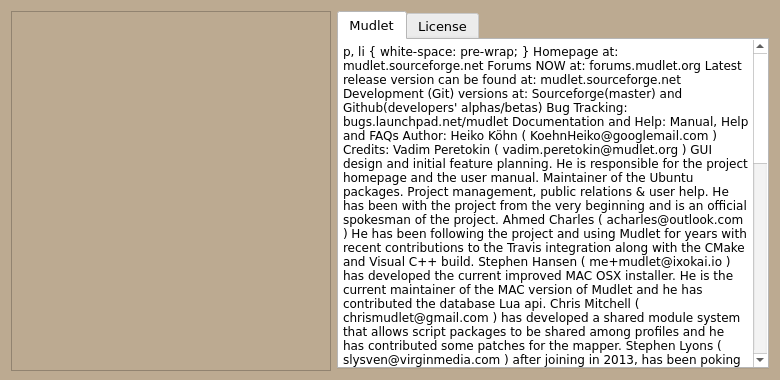
This is src/ui/about_dialog.ui in Mudlet/Mudlet as Qt 5 draws it before an edit. The edited form follows.
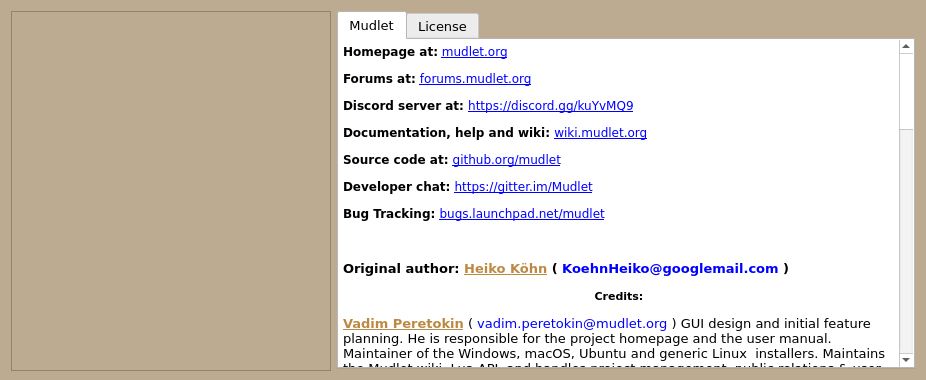
This is the edited form. The open tabs and pages were chosen to show the change. Icons and pictures are not drawn.

Commit message:
(development) Updated general about info & credits (#387)
* Updated credits in the About dialog.

Also taken Heiko off the copyright until 2017, which he has been the original author he hasn't been involved with the project for several years now.

```diff
--- a/src/ui/about_dialog.ui
+++ b/src/ui/about_dialog.ui
@@ -12,7 +12,7 @@
    <rect>
     <x>0</x>
     <y>0</y>
-    <width>780</width>
+    <width>926</width>
     <height>380</height>
    </rect>
   </property>
@@ -28,12 +28,6 @@
     <height>380</height>
    </size>
   </property>
-  <property name="maximumSize">
-   <size>
-    <width>800</width>
-    <height>380</height>
-   </size>
-  </property>
   <property name="palette">
    <palette>
     <active>
@@ -717,38 +711,39 @@
 &lt;table border=&quot;0&quot; style=&quot;-qt-table-type: root; margin-top:4px; margin-bottom:4px; margin-left:4px; margin-right:4px;&quot;&gt;
 &lt;tr&gt;
 &lt;td style=&quot;border: none;&quot;&gt;
-&lt;p style=&quot; margin-top:0px; margin-bottom:0px; margin-left:0px; margin-right:0px; -qt-block-indent:0; text-indent:0px;&quot;&gt;&lt;span style=&quot; font-family:'Sans Serif';&quot;&gt; &lt;/span&gt;&lt;/p&gt;
-&lt;p style=&quot; margin-top:0px; margin-bottom:0px; margin-left:0px; margin-right:0px; -qt-block-indent:0; text-indent:0px;&quot;&gt;&lt;span style=&quot; font-family:'Sans Serif';&quot;&gt; &lt;/span&gt;&lt;/p&gt;
-&lt;p style=&quot; margin-top:12px; margin-bottom:12px; margin-left:0px; margin-right:0px; -qt-block-indent:0; text-indent:0px;&quot;&gt;&lt;span style=&quot; font-weight:600; color:#000000;&quot;&gt;Homepage at: &lt;/span&gt;&lt;a href=&quot;http://mudlet.sourceforge.net&quot;&gt;&lt;span style=&quot; font-family:'Sans Serif'; text-decoration: underline; color:#0000ff;&quot;&gt;mudlet.sourceforge.net&lt;/span&gt;&lt;/a&gt;&lt;/p&gt;
-&lt;p style=&quot; margin-top:12px; margin-bottom:12px; margin-left:0px; margin-right:0px; -qt-block-indent:0; text-indent:0px;&quot;&gt;&lt;span style=&quot; font-family:'Sans Serif'; font-weight:600;&quot;&gt;Forums &lt;/span&gt;&lt;span style=&quot; font-family:'Sans Serif'; font-weight:600; font-style:italic; color:#ff0000;&quot;&gt;NOW&lt;/span&gt;&lt;span style=&quot; font-family:'Sans Serif'; font-weight:600;&quot;&gt; at: &lt;/span&gt;&lt;a href=&quot;http://forums.mudlet.org&quot;&gt;&lt;span style=&quot; font-family:'Sans Serif'; text-decoration: underline; color:#0000ff;&quot;&gt;forums.mudlet.org&lt;/span&gt;&lt;/a&gt;&lt;/p&gt;
-&lt;p style=&quot; margin-top:12px; margin-bottom:12px; margin-left:0px; margin-right:0px; -qt-block-indent:0; text-indent:0px;&quot;&gt;&lt;span style=&quot; font-weight:600; color:#000000;&quot;&gt;Latest release version can be found at: &lt;/span&gt;&lt;a href=&quot;http://sourceforge.net/projects/mudlet/files/?source=navbar&quot;&gt;&lt;span style=&quot; font-family:'Sans Serif'; text-decoration: underline; color:#0000ff;&quot;&gt;mudlet.sourceforge.net&lt;/span&gt;&lt;/a&gt;&lt;/p&gt;
-&lt;p style=&quot; margin-top:12px; margin-bottom:12px; margin-left:0px; margin-right:0px; -qt-block-indent:0; text-indent:0px;&quot;&gt;&lt;span style=&quot; font-family:'Sans Serif'; font-weight:600;&quot;&gt;Development (Git) versions at: &lt;/span&gt;&lt;a href=&quot;http://sourceforge.net/p/mudlet/code/ci/master/tree/&quot;&gt;&lt;span style=&quot; font-family:'Sans Serif'; text-decoration: underline; color:#0000ff;&quot;&gt;Sourceforge(master)&lt;/span&gt;&lt;/a&gt;&lt;span style=&quot; font-family:'Sans Serif';&quot;&gt; and &lt;/span&gt;&lt;a href=&quot;http://github.com/Mudlet&quot;&gt;&lt;span style=&quot; font-family:'Sans Serif'; text-decoration: underline; color:#0000ff;&quot;&gt;Github(developers' alphas/betas)&lt;/span&gt;&lt;/a&gt;&lt;/p&gt;
+&lt;p style=&quot; margin-top:0px; margin-bottom:0px; margin-left:0px; margin-right:0px; -qt-block-indent:0; text-indent:0px;&quot;&gt;&lt;span style=&quot; font-weight:600; color:#000000;&quot;&gt;Homepage at:&lt;/span&gt;&lt;span style=&quot; color:#000000;&quot;&gt; &lt;/span&gt;&lt;a href=&quot;http://mudlet.org&quot;&gt;&lt;span style=&quot; text-decoration: underline; color:#0000ff;&quot;&gt;mudlet.org&lt;/span&gt;&lt;/a&gt;&lt;/p&gt;
+&lt;p style=&quot; margin-top:12px; margin-bottom:12px; margin-left:0px; margin-right:0px; -qt-block-indent:0; text-indent:0px;&quot;&gt;&lt;span style=&quot; font-family:'Sans Serif'; font-weight:600;&quot;&gt;Forums at: &lt;/span&gt;&lt;a href=&quot;http://forums.mudlet.org&quot;&gt;&lt;span style=&quot; font-family:'Sans Serif'; text-decoration: underline; color:#0000ff;&quot;&gt;forums.mudlet.org&lt;/span&gt;&lt;/a&gt;&lt;/p&gt;
+&lt;p style=&quot; margin-top:12px; margin-bottom:12px; margin-left:0px; margin-right:0px; -qt-block-indent:0; text-indent:0px;&quot;&gt;&lt;span style=&quot; font-weight:600; color:#000000;&quot;&gt;Discord server at: &lt;/span&gt;&lt;a href=&quot;https://discord.gg/kuYvMQ9&quot;&gt;&lt;span style=&quot; text-decoration: underline; color:#0000ff;&quot;&gt;https://discord.gg/kuYvMQ9&lt;/span&gt;&lt;/a&gt;&lt;/p&gt;
+&lt;p style=&quot; margin-top:12px; margin-bottom:12px; margin-left:0px; margin-right:0px; -qt-block-indent:0; text-indent:0px;&quot;&gt;&lt;span style=&quot; font-family:'Sans Serif'; font-weight:600;&quot;&gt;Documentation, help and wiki: &lt;/span&gt;&lt;a href=&quot;http://wiki.mudlet.org&quot;&gt;&lt;span style=&quot; text-decoration: underline; color:#0000ff;&quot;&gt;wiki.mudlet.org&lt;/span&gt;&lt;/a&gt;&lt;/p&gt;
+&lt;p style=&quot; margin-top:12px; margin-bottom:12px; margin-left:0px; margin-right:0px; -qt-block-indent:0; text-indent:0px;&quot;&gt;&lt;span style=&quot; font-family:'Sans Serif'; font-weight:600;&quot;&gt;Source code at: &lt;/span&gt;&lt;a href=&quot;http://github.com/Mudlet/Mudlet&quot;&gt;&lt;span style=&quot; text-decoration: underline; color:#0000ff;&quot;&gt;github.org/mudlet&lt;/span&gt;&lt;/a&gt;&lt;/p&gt;
+&lt;p style=&quot; margin-top:12px; margin-bottom:12px; margin-left:0px; margin-right:0px; -qt-block-indent:0; text-indent:0px;&quot;&gt;&lt;span style=&quot; font-family:'Sans Serif'; font-weight:600;&quot;&gt;Developer chat: &lt;/span&gt;&lt;a href=&quot;https://gitter.im/Mudlet/Mudlet/&quot;&gt;&lt;span style=&quot; text-decoration: underline; color:#0000ff;&quot;&gt;https://gitter.im/Mudlet&lt;/span&gt;&lt;/a&gt;&lt;/p&gt;
 &lt;p style=&quot; margin-top:12px; margin-bottom:12px; margin-left:0px; margin-right:0px; -qt-block-indent:0; text-indent:0px;&quot;&gt;&lt;span style=&quot; font-family:'Sans Serif'; font-weight:600;&quot;&gt;Bug Tracking: &lt;/span&gt;&lt;a href=&quot;http://bugs.launchpad.net/mudlet&quot;&gt;&lt;span style=&quot; font-family:'Sans Serif'; text-decoration: underline; color:#0000ff;&quot;&gt;bugs.launchpad.net/mudlet&lt;/span&gt;&lt;/a&gt;&lt;/p&gt;
-&lt;p style=&quot; margin-top:12px; margin-bottom:12px; margin-left:0px; margin-right:0px; -qt-block-indent:0; text-indent:0px;&quot;&gt;&lt;span style=&quot; font-family:'Sans Serif'; font-weight:600;&quot;&gt;Documentation and Help: &lt;/span&gt;&lt;a href=&quot;http://mudlet.sourceforge.net/wordpress/?page_id=40&quot;&gt;&lt;span style=&quot; font-family:'Sans Serif'; text-decoration: underline; color:#0000ff;&quot;&gt;Manual, Help and FAQs&lt;/span&gt;&lt;/a&gt;&lt;/p&gt;
-&lt;p style=&quot; margin-top:12px; margin-bottom:12px; margin-left:0px; margin-right:0px; -qt-block-indent:0; text-indent:0px;&quot;&gt;&lt;span style=&quot; font-family:'Sans Serif';&quot;&gt; &lt;/span&gt;&lt;/p&gt;
-&lt;p style=&quot; margin-top:12px; margin-bottom:12px; margin-left:0px; margin-right:0px; -qt-block-indent:0; text-indent:0px;&quot;&gt;&lt;span style=&quot; font-size:10pt; font-weight:600;&quot;&gt;Author: &lt;/span&gt;&lt;span style=&quot; font-size:10pt; font-weight:600; text-decoration: underline; color:#bc8942;&quot;&gt;Heiko Köhn&lt;/span&gt;&lt;span style=&quot; font-size:10pt; font-weight:600;&quot;&gt; ( &lt;/span&gt;&lt;span style=&quot; font-size:10pt; font-weight:600; color:#0000ff;&quot;&gt;KoehnHeiko@googlemail.com &lt;/span&gt;&lt;span style=&quot; font-size:10pt; font-weight:600;&quot;&gt;) &lt;/span&gt;&lt;/p&gt;
+&lt;p style=&quot;-qt-paragraph-type:empty; margin-top:12px; margin-bottom:12px; margin-left:0px; margin-right:0px; -qt-block-indent:0; text-indent:0px;&quot;&gt;&lt;br /&gt;&lt;/p&gt;
+&lt;p style=&quot; margin-top:12px; margin-bottom:12px; margin-left:0px; margin-right:0px; -qt-block-indent:0; text-indent:0px;&quot;&gt;&lt;span style=&quot; font-size:10pt; font-weight:600;&quot;&gt;Original author: &lt;/span&gt;&lt;span style=&quot; font-size:10pt; font-weight:600; text-decoration: underline; color:#bc8942;&quot;&gt;Heiko Köhn&lt;/span&gt;&lt;span style=&quot; font-size:10pt; font-weight:600;&quot;&gt; ( &lt;/span&gt;&lt;span style=&quot; font-size:10pt; font-weight:600; color:#0000ff;&quot;&gt;KoehnHeiko@googlemail.com &lt;/span&gt;&lt;span style=&quot; font-size:10pt; font-weight:600;&quot;&gt;) &lt;/span&gt;&lt;/p&gt;
 &lt;p align=&quot;center&quot; style=&quot; margin-top:12px; margin-bottom:12px; margin-left:0px; margin-right:0px; -qt-block-indent:0; text-indent:0px;&quot;&gt;&lt;span style=&quot; font-size:8pt; font-weight:600;&quot;&gt;Credits:&lt;/span&gt;&lt;/p&gt;
-&lt;p style=&quot; margin-top:12px; margin-bottom:12px; margin-left:0px; margin-right:0px; -qt-block-indent:0; text-indent:0px;&quot;&gt;&lt;span style=&quot; font-size:10pt; font-weight:600; text-decoration: underline; color:#bc8942;&quot;&gt;Vadim Peretokin&lt;/span&gt;&lt;span style=&quot; font-size:10pt; color:#000000;&quot;&gt; ( &lt;/span&gt;&lt;span style=&quot; font-size:10pt; color:#0000ff;&quot;&gt;vadim.peretokin@mudlet.org &lt;/span&gt;&lt;span style=&quot; font-size:10pt; color:#000000;&quot;&gt;) &lt;/span&gt;&lt;span style=&quot; font-family:'Sans Serif'; font-size:10pt;&quot;&gt;GUI design and initial feature planning. He is responsible for the project homepage and the user manual. Maintainer of the Ubuntu packages. Project management, public relations &amp;amp; user help. He has been with the project from the very beginning and is an official spokesman of the project.&lt;/span&gt;&lt;/p&gt;
-&lt;p style=&quot; margin-top:12px; margin-bottom:12px; margin-left:0px; margin-right:0px; -qt-block-indent:0; text-indent:0px;&quot;&gt;&lt;span style=&quot; font-size:10pt; font-weight:600; text-decoration: underline; color:#bc8942;&quot;&gt;Ahmed Charles&lt;/span&gt;&lt;span style=&quot; font-size:10pt; color:#000000;&quot;&gt; ( &lt;/span&gt;&lt;span style=&quot; font-size:10pt; color:#0000ff;&quot;&gt;acharles@outlook.com &lt;/span&gt;&lt;span style=&quot; font-size:10pt; color:#000000;&quot;&gt;) &lt;/span&gt;&lt;span style=&quot; font-family:'Sans Serif'; font-size:10pt;&quot;&gt;He has been following the project and using Mudlet for years with recent contributions to the Travis integration along with the CMake and Visual C++ build.&lt;/span&gt;&lt;/p&gt;
-&lt;p style=&quot; margin-top:12px; margin-bottom:12px; margin-left:0px; margin-right:0px; -qt-block-indent:0; text-indent:0px;&quot;&gt;&lt;span style=&quot; font-size:10pt; font-weight:600; text-decoration: underline; color:#bc8942;&quot;&gt;Stephen Hansen&lt;/span&gt;&lt;span style=&quot; font-size:10pt; color:#000000;&quot;&gt; ( &lt;/span&gt;&lt;span style=&quot; font-family:'Bitstream Vera Sans'; font-size:10pt; color:#5500ff;&quot;&gt;me+mudlet@ixokai.io&lt;/span&gt;&lt;span style=&quot; font-family:'Sans Serif'; font-size:10pt;&quot;&gt; ) has developed the current improved MAC OSX installer. He is the current maintainer of the MAC version of Mudlet and he has contributed the database Lua api.&lt;/span&gt;&lt;/p&gt;
-&lt;p style=&quot; margin-top:12px; margin-bottom:12px; margin-left:0px; margin-right:0px; -qt-block-indent:0; text-indent:0px;&quot;&gt;&lt;span style=&quot; font-size:10pt; font-weight:600; text-decoration: underline; color:#bc8942;&quot;&gt;Chris Mitchell&lt;/span&gt;&lt;span style=&quot; font-size:10pt; color:#000000;&quot;&gt; ( &lt;/span&gt;&lt;span style=&quot; font-size:10pt; color:#0000ff;&quot;&gt;chrismudlet@gmail.com &lt;/span&gt;&lt;span style=&quot; font-family:'Sans Serif'; font-size:10pt;&quot;&gt;) has developed a shared module system that allows script packages to be shared among profiles and he has contributed some patches for the mapper.&lt;/span&gt;&lt;/p&gt;
-&lt;p style=&quot; margin-top:12px; margin-bottom:12px; margin-left:0px; margin-right:0px; -qt-block-indent:0; text-indent:0px;&quot;&gt;&lt;span style=&quot; font-family:'Sans Serif'; font-size:8pt; font-weight:600; text-decoration: underline; color:#bc8942;&quot;&gt;Stephen Lyons&lt;/span&gt;&lt;span style=&quot; font-family:'Sans Serif'; font-size:8pt;&quot;&gt; ( &lt;/span&gt;&lt;span style=&quot; font-family:'Sans Serif'; font-size:8pt; color:#0000ff;&quot;&gt;slysven@virginmedia.com&lt;/span&gt;&lt;span style=&quot; font-family:'Sans Serif'; font-size:8pt;&quot;&gt; ) after joining in 2013, has been poking various bits of the C++ code and GUI with a pointy stick; subsequently trying to patch over some of the holes made/found.&lt;/span&gt;&lt;/p&gt;
-&lt;p style=&quot; margin-top:12px; margin-bottom:12px; margin-left:0px; margin-right:0px; -qt-block-indent:0; text-indent:0px;&quot;&gt;&lt;span style=&quot; font-size:8pt; font-weight:600; text-decoration: underline; color:#bc8942;&quot;&gt;Bruno Bigras&lt;/span&gt;&lt;span style=&quot; font-size:8pt; color:#000000;&quot;&gt; ( &lt;/span&gt;&lt;span style=&quot; font-size:8pt; color:#0000ff;&quot;&gt;bruno@burnbox.net&lt;/span&gt;&lt;span style=&quot; font-size:8pt; color:#000000;&quot;&gt; ) &lt;/span&gt;&lt;span style=&quot; font-family:'Sans Serif'; font-size:8pt;&quot;&gt;has developed our cross platform cmake build script and he has committed a number of patches.&lt;/span&gt;&lt;/p&gt;
-&lt;p style=&quot; margin-top:12px; margin-bottom:12px; margin-left:0px; margin-right:0px; -qt-block-indent:0; text-indent:0px;&quot;&gt;&lt;span style=&quot; font-size:8pt; font-weight:600; text-decoration: underline; color:#bc8942;&quot;&gt;Damian Monogue&lt;/span&gt;&lt;span style=&quot; font-size:8pt; color:#000000;&quot;&gt; ( &lt;/span&gt;&lt;span style=&quot; font-size:8pt; color:#0000ff;&quot;&gt;demonnic@gmail.com )&lt;/span&gt;&lt;span style=&quot; font-size:8pt; color:#000000;&quot;&gt; former maintainer of the early Windows and Apple OSX packages. He also administers our server and helps the project in many ways. &lt;/span&gt;&lt;/p&gt;
-&lt;p style=&quot; margin-top:12px; margin-bottom:12px; margin-left:0px; margin-right:0px; -qt-block-indent:0; text-indent:0px;&quot;&gt;&lt;span style=&quot; font-size:8pt; font-weight:600; text-decoration: underline; color:#bc8942;&quot;&gt;Thorsten Wilms&lt;/span&gt;&lt;span style=&quot; font-size:8pt;&quot;&gt; ( &lt;/span&gt;&lt;span style=&quot; font-size:8pt; color:#0000ff;&quot;&gt;t_w_@freenet.de ) &lt;/span&gt;&lt;span style=&quot; font-family:'Sans Serif'; font-size:8pt;&quot;&gt;has designed our beautiful logo, our splash screen, the about dialog, our website, several icons and badges. Visit his homepage at &lt;/span&gt;&lt;a href=&quot;http://thorwil.wordpress.com/&quot;&gt;&lt;span style=&quot; font-family:'Sans Serif'; font-size:8pt; text-decoration: underline; color:#0000ff;&quot;&gt;thorwil.wordpress.com&lt;/span&gt;&lt;/a&gt;&lt;span style=&quot; font-family:'Sans Serif'; font-size:8pt;&quot;&gt;.&lt;/span&gt;&lt;/p&gt;
-&lt;p style=&quot; margin-top:12px; margin-bottom:12px; margin-left:0px; margin-right:0px; -qt-block-indent:0; text-indent:0px;&quot;&gt;&lt;span style=&quot; font-size:8pt; font-weight:600; text-decoration: underline; color:#bc8942;&quot;&gt;Leigh Stillard&lt;/span&gt;&lt;span style=&quot; font-size:8pt; color:#000000;&quot;&gt; ( &lt;/span&gt;&lt;span style=&quot; font-size:8pt; color:#0000ff;&quot;&gt;leigh.stillard@gmail.com&lt;/span&gt;&lt;span style=&quot; font-size:8pt; color:#000000;&quot;&gt; ) is the author of our windows installer. &lt;/span&gt;&lt;/p&gt;
-&lt;p style=&quot; margin-top:12px; margin-bottom:12px; margin-left:0px; margin-right:0px; -qt-block-indent:0; text-indent:0px;&quot;&gt;&lt;span style=&quot; font-size:8pt; font-weight:600; text-decoration: underline; color:#bc8942;&quot;&gt;Ben Carlsen&lt;/span&gt;&lt;span style=&quot; font-size:8pt; color:#000000;&quot;&gt; ( &lt;/span&gt;&lt;span style=&quot; font-family:'Sans Serif'; font-size:8pt; color:#0000ff;&quot;&gt;arkholt@gmail.com&lt;/span&gt;&lt;span style=&quot; font-family:'Sans Serif'; font-size:8pt;&quot;&gt; ) has developed the first version of our MAC OSX installer. He is the former maintainer of the MAC version of Mudlet. &lt;/span&gt;&lt;/p&gt;
-&lt;p style=&quot; margin-top:12px; margin-bottom:12px; margin-left:0px; margin-right:0px; -qt-block-indent:0; text-indent:0px;&quot;&gt;&lt;span style=&quot; font-size:8pt; font-weight:600; text-decoration: underline; color:#bc8942;&quot;&gt;John Dahlström&lt;/span&gt;&lt;span style=&quot; font-size:8pt; color:#000000;&quot;&gt; ( &lt;/span&gt;&lt;span style=&quot; font-size:8pt; color:#0000ff;&quot;&gt;email@johndahlstrom.se&lt;/span&gt;&lt;span style=&quot; font-size:8pt; color:#000000;&quot;&gt; ) helped develop and debug the Lua API. &lt;/span&gt;&lt;/p&gt;
-&lt;p style=&quot; margin-top:12px; margin-bottom:12px; margin-left:0px; margin-right:0px; -qt-block-indent:0; text-indent:0px;&quot;&gt;&lt;span style=&quot; font-family:'Sans Serif'; font-size:8pt; font-weight:600; text-decoration: underline; color:#bc8942;&quot;&gt;Carter Dewey&lt;/span&gt;&lt;span style=&quot; font-family:'Sans Serif'; font-size:8pt;&quot;&gt; ( &lt;/span&gt;&lt;span style=&quot; font-family:'Sans Serif'; font-size:8pt; color:#0000ff;&quot;&gt;eldarerathis@gmail.com&lt;/span&gt;&lt;span style=&quot; font-family:'Sans Serif'; font-size:8pt;&quot;&gt; ) has submitted 3 small patches so far. Hopefully, we'll see more in the future.&lt;/span&gt;&lt;/p&gt;
-&lt;p style=&quot; margin-top:12px; margin-bottom:12px; margin-left:0px; margin-right:0px; -qt-block-indent:0; text-indent:0px;&quot;&gt;&lt;span style=&quot; font-family:'Sans Serif'; font-size:8pt; font-weight:600; text-decoration: underline; color:#bc8942;&quot;&gt;Blaine von Roeder&lt;/span&gt;&lt;span style=&quot; font-family:'Sans Serif'; font-size:8pt;&quot;&gt; () joined in December 2009. So far he has contributed to the Lua API, submitted small bugfix patches and has helped with release management of 1.0.5.&lt;/span&gt;&lt;/p&gt;
-&lt;p style=&quot; margin-top:12px; margin-bottom:12px; margin-left:0px; margin-right:0px; -qt-block-indent:0; text-indent:0px;&quot;&gt;&lt;span style=&quot; font-family:'Sans Serif'; font-size:8pt; font-weight:600; text-decoration: underline; color:#bc8942;&quot;&gt;Ben Smith&lt;/span&gt;&lt;span style=&quot; font-family:'Sans Serif'; font-size:8pt;&quot;&gt; () joined in December 2009 though he's been around much longer. Promising contributions to the Lua API. He is the current Maintainer of the Lua API.&lt;/span&gt;&lt;/p&gt;
-&lt;p style=&quot; margin-top:12px; margin-bottom:12px; margin-left:0px; margin-right:0px; -qt-block-indent:0; text-indent:0px;&quot;&gt;&lt;span style=&quot; font-family:'Sans Serif'; font-size:8pt; font-weight:600; text-decoration: underline; color:#bc8942;&quot;&gt;James Younquist&lt;/span&gt;&lt;span style=&quot; font-size:8pt; color:#000000;&quot;&gt; ( &lt;/span&gt;&lt;span style=&quot; font-size:8pt; color:#0000ff;&quot;&gt;daemacles@yahoo.com&lt;/span&gt;&lt;span style=&quot; font-size:8pt; color:#000000;&quot;&gt; ) contributed the Geyser layout manager for Mudlet in March 2010. It is written in Lua and aims at simplifying user GUI scripting. &lt;/span&gt;&lt;/p&gt;
-&lt;p style=&quot; margin-top:12px; margin-bottom:12px; margin-left:0px; margin-right:0px; -qt-block-indent:0; text-indent:0px;&quot;&gt;&lt;span style=&quot; font-family:'Sans Serif'; font-size:8pt; font-weight:600; text-decoration: underline; color:#bc8942;&quot;&gt;Karsten Bock&lt;/span&gt;&lt;span style=&quot; font-size:8pt; color:#000000;&quot;&gt; () contributed several improvements and new features for Geyser. He is the current maintainer of Geyser.&lt;/span&gt;&lt;/p&gt;
-&lt;p style=&quot; margin-top:12px; margin-bottom:12px; margin-left:0px; margin-right:0px; -qt-block-indent:0; text-indent:0px;&quot;&gt;&lt;span style=&quot; font-size:8pt; font-weight:600; text-decoration: underline; color:#bc8942;&quot;&gt;Maksym V. Grinenko&lt;/span&gt;&lt;span style=&quot; font-size:8pt; color:#000000;&quot;&gt; ( &lt;/span&gt;&lt;span style=&quot; font-size:8pt; color:#0000ff;&quot;&gt;maksym.grinenko@gmail.com&lt;/span&gt;&lt;span style=&quot; font-size:8pt; color:#000000;&quot;&gt; ) work on the manual, forum help and helps with GUI design and documentation.&lt;/span&gt;&lt;/p&gt;
-&lt;p style=&quot; margin-top:12px; margin-bottom:12px; margin-left:0px; margin-right:0px; -qt-block-indent:0; text-indent:0px;&quot;&gt;&lt;span style=&quot; font-size:8pt; color:#000000;&quot;&gt;Many icons are taken from the &lt;/span&gt;&lt;span style=&quot; font-size:8pt; font-weight:600; text-decoration: underline; color:#bc8942;&quot;&gt;KDE4 oxygen icon theme&lt;/span&gt;&lt;span style=&quot; font-size:8pt; color:#000000;&quot;&gt; at &lt;/span&gt;&lt;a href=&quot;www.oxygen-icons.org&quot;&gt;&lt;span style=&quot; font-family:'Sans Serif'; font-size:8pt; text-decoration: underline; color:#0000ff;&quot;&gt;www.oxygen-icons.org&lt;/span&gt;&lt;/a&gt;&lt;span style=&quot; font-size:8pt; color:#000000;&quot;&gt; or &lt;/span&gt;&lt;a href=&quot;www.kde.org&quot;&gt;&lt;span style=&quot; font-family:'Sans Serif'; font-size:8pt; text-decoration: underline; color:#0000ff;&quot;&gt;www.kde.org&lt;/span&gt;&lt;/a&gt;&lt;span style=&quot; font-size:8pt; color:#000000;&quot;&gt; . Most of the rest are from Thorsten Wilms, or from Stephen Lyons combining bits of Thorsten's work with the other sources.&lt;/span&gt;&lt;/p&gt;
-&lt;p style=&quot; margin-top:12px; margin-bottom:12px; margin-left:0px; margin-right:0px; -qt-block-indent:0; text-indent:0px;&quot;&gt;&lt;span style=&quot; font-size:8pt; color:#000000;&quot;&gt;Special thanks to &lt;/span&gt;&lt;span style=&quot; font-size:8pt; font-weight:600; color:#0000ff;&quot;&gt;Brett Duzevich&lt;/span&gt;&lt;span style=&quot; font-size:8pt; color:#000000;&quot;&gt; and &lt;/span&gt;&lt;span style=&quot; font-size:8pt; font-weight:600; color:#0000ff;&quot;&gt;Ronny Ho&lt;/span&gt;&lt;span style=&quot; font-size:8pt; color:#000000;&quot;&gt;. They have contributed many good ideas and thus helped improve the scripting framework substantially.&lt;/span&gt;&lt;/p&gt;
-&lt;p style=&quot; margin-top:12px; margin-bottom:12px; margin-left:0px; margin-right:0px; -qt-block-indent:0; text-indent:0px;&quot;&gt;&lt;span style=&quot; font-size:8pt; color:#000000;&quot;&gt;Thanks to &lt;/span&gt;&lt;span style=&quot; font-size:8pt; font-weight:600; text-decoration: underline; color:#bc8942;&quot;&gt;Tomas Mecir&lt;/span&gt;&lt;span style=&quot; font-size:8pt; color:#000000;&quot;&gt; ( &lt;/span&gt;&lt;span style=&quot; font-size:8pt; color:#0000ff;&quot;&gt;kmuddy@kmuddy.com&lt;/span&gt;&lt;span style=&quot; font-size:8pt; color:#000000;&quot;&gt; ) who brought us all together and inspired us with his KMuddy project. Mudlet is using some of the telnet code he wrote for his KMuddy project ( &lt;/span&gt;&lt;a href=&quot;http://www.kmuddy.com&quot;&gt;&lt;span style=&quot; font-family:'Sans Serif'; font-size:8pt; text-decoration: underline; color:#0000ff;&quot;&gt;www.kmuddy.com&lt;/span&gt;&lt;/a&gt;&lt;span style=&quot; font-size:8pt; color:#000000;&quot;&gt; ).&lt;/span&gt;&lt;/p&gt;
-&lt;p style=&quot; margin-top:12px; margin-bottom:12px; margin-left:0px; margin-right:0px; -qt-block-indent:0; text-indent:0px;&quot;&gt;&lt;span style=&quot; font-size:8pt; color:#000000;&quot;&gt;Special thanks to &lt;/span&gt;&lt;span style=&quot; font-size:8pt; font-weight:600; text-decoration: underline; color:#bc8942;&quot;&gt;Nick Gammon&lt;/span&gt;&lt;span style=&quot; font-size:8pt; color:#000000;&quot;&gt; ( &lt;/span&gt;&lt;a href=&quot;http://www.gammon.com.au/mushclient/mushclient.htm&quot;&gt;&lt;span style=&quot; font-family:'Sans Serif'; font-size:8pt; text-decoration: underline; color:#0000ff;&quot;&gt;www.gammon.com.au/mushclient/mushclient.htm&lt;/span&gt;&lt;/a&gt;&lt;span style=&quot; font-size:8pt; color:#000000;&quot;&gt; ) for giving us some valued pieces of advice.&lt;/span&gt;&lt;/p&gt;&lt;/td&gt;&lt;/tr&gt;&lt;/table&gt;&lt;/body&gt;&lt;/html&gt;</string>
+&lt;p style=&quot; margin-top:12px; margin-bottom:12px; margin-left:0px; margin-right:0px; -qt-block-indent:0; text-indent:0px;&quot;&gt;&lt;span style=&quot; font-size:10pt; font-weight:600; text-decoration: underline; color:#bc8942;&quot;&gt;Vadim Peretokin&lt;/span&gt;&lt;span style=&quot; font-size:10pt; color:#000000;&quot;&gt; ( &lt;/span&gt;&lt;span style=&quot; font-size:10pt; color:#0000ff;&quot;&gt;vadim.peretokin@mudlet.org &lt;/span&gt;&lt;span style=&quot; font-size:10pt; color:#000000;&quot;&gt;) &lt;/span&gt;&lt;span style=&quot; font-family:'Sans Serif'; font-size:10pt;&quot;&gt;GUI design and initial feature planning. He is responsible for the project homepage and the user manual. Maintainer of the Windows, macOS, Ubuntu and generic Linux  installers. Maintains the Mudlet wiki, Lua API, and handles project management, public relations &amp;amp; user help. With the project from the very beginning and is an official spokesman of the project.&lt;/span&gt;&lt;/p&gt;
+&lt;p style=&quot; margin-top:12px; margin-bottom:12px; margin-left:0px; margin-right:0px; -qt-block-indent:0; text-indent:0px;&quot;&gt;&lt;span style=&quot; font-family:'Sans Serif'; font-size:10pt; font-weight:600; text-decoration: underline; color:#bc8942;&quot;&gt;Stephen Lyons&lt;/span&gt;&lt;span style=&quot; font-family:'Sans Serif'; font-size:10pt;&quot;&gt; ( &lt;/span&gt;&lt;span style=&quot; font-family:'Sans Serif'; font-size:10pt; color:#0000ff;&quot;&gt;slysven@virginmedia.com&lt;/span&gt;&lt;span style=&quot; font-family:'Sans Serif'; font-size:10pt;&quot;&gt; ) after joining in 2013, has been poking various bits of the C++ code and GUI with a pointy stick; subsequently trying to patch over some of the holes made/found.&lt;/span&gt;&lt;/p&gt;
+&lt;p style=&quot; margin-top:12px; margin-bottom:12px; margin-left:0px; margin-right:0px; -qt-block-indent:0; text-indent:0px;&quot;&gt;&lt;span style=&quot; font-weight:600; text-decoration: underline; color:#bc8942;&quot;&gt;Ahmed Charles&lt;/span&gt;&lt;span style=&quot; color:#000000;&quot;&gt; ( &lt;/span&gt;&lt;span style=&quot; color:#0000ff;&quot;&gt;acharles@outlook.com &lt;/span&gt;&lt;span style=&quot; color:#000000;&quot;&gt;) c&lt;/span&gt;&lt;span style=&quot; font-family:'Sans Serif';&quot;&gt;ontributions to the Travis integration, CMake and Visual C++ build, a lot of code quality and memory management improvements.&lt;/span&gt;&lt;/p&gt;
+&lt;p style=&quot; margin-top:12px; margin-bottom:12px; margin-left:0px; margin-right:0px; -qt-block-indent:0; text-indent:0px;&quot;&gt;&lt;span style=&quot; font-weight:600; text-decoration: underline; color:#bc8942;&quot;&gt;Ben Carlsen&lt;/span&gt;&lt;span style=&quot; color:#000000;&quot;&gt; ( &lt;/span&gt;&lt;span style=&quot; font-family:'Sans Serif'; color:#0000ff;&quot;&gt;arkholt@gmail.com&lt;/span&gt;&lt;span style=&quot; font-family:'Sans Serif';&quot;&gt; ) has developed the first version of our Mac OSX installer. He is the former maintainer of the Mac version of Mudlet. &lt;/span&gt;&lt;/p&gt;
+&lt;p style=&quot; margin-top:12px; margin-bottom:12px; margin-left:0px; margin-right:0px; -qt-block-indent:0; text-indent:0px;&quot;&gt;&lt;span style=&quot; font-family:'Sans Serif'; font-weight:600; text-decoration: underline; color:#bc8942;&quot;&gt;Ben Smith&lt;/span&gt;&lt;span style=&quot; font-family:'Sans Serif';&quot;&gt; () joined in December 2009 though he's been around much longer. Contributed to the Lua API and is the former maintainer of the Lua API.&lt;/span&gt;&lt;/p&gt;
+&lt;p style=&quot; margin-top:12px; margin-bottom:12px; margin-left:0px; margin-right:0px; -qt-block-indent:0; text-indent:0px;&quot;&gt;&lt;span style=&quot; font-family:'Sans Serif'; font-weight:600; text-decoration: underline; color:#bc8942;&quot;&gt;Blaine von Roeder&lt;/span&gt;&lt;span style=&quot; font-family:'Sans Serif';&quot;&gt; () joined in December 2009. He has contributed to the Lua API, submitted small bugfix patches and has helped with release management of 1.0.5.&lt;/span&gt;&lt;/p&gt;
+&lt;p style=&quot; margin-top:12px; margin-bottom:12px; margin-left:0px; margin-right:0px; -qt-block-indent:0; text-indent:0px;&quot;&gt;&lt;span style=&quot; font-weight:600; text-decoration: underline; color:#bc8942;&quot;&gt;Bruno Bigras&lt;/span&gt;&lt;span style=&quot; color:#000000;&quot;&gt; ( &lt;/span&gt;&lt;span style=&quot; color:#0000ff;&quot;&gt;bruno@burnbox.net&lt;/span&gt;&lt;span style=&quot; color:#000000;&quot;&gt; ) &lt;/span&gt;&lt;span style=&quot; font-family:'Sans Serif';&quot;&gt;developed the original cmake build script and he has committed a number of patches.&lt;/span&gt;&lt;/p&gt;
+&lt;p style=&quot; margin-top:12px; margin-bottom:12px; margin-left:0px; margin-right:0px; -qt-block-indent:0; text-indent:0px;&quot;&gt;&lt;span style=&quot; font-family:'Sans Serif'; font-weight:600; text-decoration: underline; color:#bc8942;&quot;&gt;Carter Dewey&lt;/span&gt;&lt;span style=&quot; font-family:'Sans Serif';&quot;&gt; ( &lt;/span&gt;&lt;span style=&quot; font-family:'Sans Serif'; color:#0000ff;&quot;&gt;eldarerathis@gmail.com&lt;/span&gt;&lt;span style=&quot; font-family:'Sans Serif';&quot;&gt; ) contributions to the Lua API.&lt;/span&gt;&lt;/p&gt;
+&lt;p style=&quot; margin-top:12px; margin-bottom:12px; margin-left:0px; margin-right:0px; -qt-block-indent:0; text-indent:0px;&quot;&gt;&lt;span style=&quot; font-weight:600; text-decoration: underline; color:#bc8942;&quot;&gt;Chris Mitchell&lt;/span&gt;&lt;span style=&quot; color:#000000;&quot;&gt; ( &lt;/span&gt;&lt;span style=&quot; color:#0000ff;&quot;&gt;chrismudlet@gmail.com &lt;/span&gt;&lt;span style=&quot; font-family:'Sans Serif';&quot;&gt;) has developed a shared module system that allows script packages to be shared among profiles, a UI for viewing Lua variables, improvements in the mapper and all around.&lt;/span&gt;&lt;/p&gt;
+&lt;p style=&quot; margin-top:12px; margin-bottom:12px; margin-left:0px; margin-right:0px; -qt-block-indent:0; text-indent:0px;&quot;&gt;&lt;span style=&quot; font-weight:600; text-decoration: underline; color:#bc8942;&quot;&gt;Damian Monogue&lt;/span&gt;&lt;span style=&quot; color:#000000;&quot;&gt; ( &lt;/span&gt;&lt;span style=&quot; color:#0000ff;&quot;&gt;demonnic@gmail.com&lt;/span&gt;&lt;span style=&quot; color:#000000;&quot;&gt; ) former maintainer of the early Windows and Apple OSX packages. He also administers our server and helps the project in many ways.&lt;/span&gt;&lt;/p&gt;
+&lt;p style=&quot; margin-top:12px; margin-bottom:12px; margin-left:0px; margin-right:0px; -qt-block-indent:0; text-indent:0px;&quot;&gt;&lt;span style=&quot; font-weight:600; text-decoration: underline; color:#bc8942;&quot;&gt;Florian Scheel&lt;/span&gt;&lt;span style=&quot; color:#000000;&quot;&gt; ( &lt;/span&gt;&lt;span style=&quot; color:#0000ff;&quot;&gt;keneanung@googlemail.com&lt;/span&gt;&lt;span style=&quot; color:#000000;&quot;&gt; ) contributed many improvements to Mudlet's db: interface, event system, and has been around the project for a very long while assisting users.&lt;/span&gt;&lt;/p&gt;
+&lt;p style=&quot; margin-top:12px; margin-bottom:12px; margin-left:0px; margin-right:0px; -qt-block-indent:0; text-indent:0px;&quot;&gt;&lt;span style=&quot; font-family:'Sans Serif'; font-weight:600; text-decoration: underline; color:#bc8942;&quot;&gt;James Younquist&lt;/span&gt;&lt;span style=&quot; color:#000000;&quot;&gt; ( &lt;/span&gt;&lt;span style=&quot; color:#0000ff;&quot;&gt;daemacles@yahoo.com&lt;/span&gt;&lt;span style=&quot; color:#000000;&quot;&gt; ) contributed the Geyser layout manager for Mudlet in March 2010. It is written in Lua and aims at simplifying user GUI scripting.&lt;/span&gt;&lt;/p&gt;
+&lt;p style=&quot; margin-top:12px; margin-bottom:12px; margin-left:0px; margin-right:0px; -qt-block-indent:0; text-indent:0px;&quot;&gt;&lt;span style=&quot; font-weight:600; text-decoration: underline; color:#bc8942;&quot;&gt;John Dahlström&lt;/span&gt;&lt;span style=&quot; color:#000000;&quot;&gt; ( &lt;/span&gt;&lt;span style=&quot; color:#0000ff;&quot;&gt;email@johndahlstrom.se&lt;/span&gt;&lt;span style=&quot; color:#000000;&quot;&gt; ) helped develop and debug the Lua API. &lt;/span&gt;&lt;/p&gt;
+&lt;p style=&quot; margin-top:12px; margin-bottom:12px; margin-left:0px; margin-right:0px; -qt-block-indent:0; text-indent:0px;&quot;&gt;&lt;span style=&quot; font-family:'Sans Serif'; font-weight:600; text-decoration: underline; color:#bc8942;&quot;&gt;Karsten Bock&lt;/span&gt;&lt;span style=&quot; color:#000000;&quot;&gt; () contributed several improvements and new features for Geyser.&lt;/span&gt;&lt;/p&gt;
+&lt;p style=&quot; margin-top:12px; margin-bottom:12px; margin-left:0px; margin-right:0px; -qt-block-indent:0; text-indent:0px;&quot;&gt;&lt;span style=&quot; font-weight:600; text-decoration: underline; color:#bc8942;&quot;&gt;Leigh Stillard&lt;/span&gt;&lt;span style=&quot; color:#000000;&quot;&gt; ( &lt;/span&gt;&lt;span style=&quot; color:#0000ff;&quot;&gt;leigh.stillard@gmail.com&lt;/span&gt;&lt;span style=&quot; color:#000000;&quot;&gt; ) is the original author of our windows installer.&lt;/span&gt;&lt;/p&gt;
+&lt;p style=&quot; margin-top:12px; margin-bottom:12px; margin-left:0px; margin-right:0px; -qt-block-indent:0; text-indent:0px;&quot;&gt;&lt;span style=&quot; font-weight:600; text-decoration: underline; color:#bc8942;&quot;&gt;Maksym Grinenko&lt;/span&gt;&lt;span style=&quot; color:#000000;&quot;&gt; ( &lt;/span&gt;&lt;span style=&quot; color:#0000ff;&quot;&gt;maksym.grinenko@gmail.com&lt;/span&gt;&lt;span style=&quot; color:#000000;&quot;&gt; ) worked on the manual, forum help and helps with GUI design and documentation.&lt;/span&gt;&lt;/p&gt;
+&lt;p style=&quot; margin-top:12px; margin-bottom:12px; margin-left:0px; margin-right:0px; -qt-block-indent:0; text-indent:0px;&quot;&gt;&lt;span style=&quot; font-weight:600; text-decoration: underline; color:#bc8942;&quot;&gt;Stephen Hansen&lt;/span&gt;&lt;span style=&quot; color:#000000;&quot;&gt; ( &lt;/span&gt;&lt;span style=&quot; font-family:'Bitstream Vera Sans'; color:#5500ff;&quot;&gt;me+mudlet@ixokai.io&lt;/span&gt;&lt;span style=&quot; font-family:'Sans Serif';&quot;&gt; ) has has developed database Lua API that allows for far easier use of databases and one of the original OSX installers.&lt;/span&gt;&lt;/p&gt;
+&lt;p style=&quot; margin-top:12px; margin-bottom:12px; margin-left:0px; margin-right:0px; -qt-block-indent:0; text-indent:0px;&quot;&gt;&lt;span style=&quot; font-weight:600; text-decoration: underline; color:#bc8942;&quot;&gt;Thorsten Wilms&lt;/span&gt; ( &lt;span style=&quot; color:#0000ff;&quot;&gt;t_w_@freenet.de ) &lt;/span&gt;&lt;span style=&quot; font-family:'Sans Serif';&quot;&gt;has designed our beautiful logo, our splash screen, the about dialog, our website, several icons and badges. Visit his homepage at &lt;/span&gt;&lt;a href=&quot;http://thorwil.wordpress.com/&quot;&gt;&lt;span style=&quot; font-family:'Sans Serif'; text-decoration: underline; color:#0000ff;&quot;&gt;thorwil.wordpress.com&lt;/span&gt;&lt;/a&gt;&lt;span style=&quot; font-family:'Sans Serif';&quot;&gt;.&lt;/span&gt;&lt;/p&gt;
+&lt;p style=&quot;-qt-paragraph-type:empty; margin-top:12px; margin-bottom:12px; margin-left:0px; margin-right:0px; -qt-block-indent:0; text-indent:0px;&quot;&gt;&lt;br /&gt;&lt;/p&gt;
+&lt;p style=&quot; margin-top:12px; margin-bottom:12px; margin-left:0px; margin-right:0px; -qt-block-indent:0; text-indent:0px;&quot;&gt;&lt;span style=&quot; color:#000000;&quot;&gt;Many icons are taken from the &lt;/span&gt;&lt;span style=&quot; font-weight:600; text-decoration: underline; color:#bc8942;&quot;&gt;KDE4 oxygen icon theme&lt;/span&gt;&lt;span style=&quot; color:#000000;&quot;&gt; at &lt;/span&gt;&lt;a href=&quot;www.oxygen-icons.org&quot;&gt;&lt;span style=&quot; font-family:'Sans Serif'; text-decoration: underline; color:#0000ff;&quot;&gt;www.oxygen-icons.org&lt;/span&gt;&lt;/a&gt;&lt;span style=&quot; color:#000000;&quot;&gt; or &lt;/span&gt;&lt;a href=&quot;www.kde.org&quot;&gt;&lt;span style=&quot; font-family:'Sans Serif'; text-decoration: underline; color:#0000ff;&quot;&gt;www.kde.org&lt;/span&gt;&lt;/a&gt;&lt;span style=&quot; color:#000000;&quot;&gt; . Most of the rest are from Thorsten Wilms, or from Stephen Lyons combining bits of Thorsten's work with the other sources.&lt;/span&gt;&lt;/p&gt;
+&lt;p style=&quot; margin-top:12px; margin-bottom:12px; margin-left:0px; margin-right:0px; -qt-block-indent:0; text-indent:0px;&quot;&gt;&lt;span style=&quot; color:#000000;&quot;&gt;Special thanks to &lt;/span&gt;&lt;span style=&quot; font-weight:600; color:#0000ff;&quot;&gt;Brett Duzevich&lt;/span&gt;&lt;span style=&quot; color:#000000;&quot;&gt; and &lt;/span&gt;&lt;span style=&quot; font-weight:600; color:#0000ff;&quot;&gt;Ronny Ho&lt;/span&gt;&lt;span style=&quot; color:#000000;&quot;&gt;. They have contributed many good ideas and thus helped improve the scripting framework substantially.&lt;/span&gt;&lt;/p&gt;
+&lt;p style=&quot; margin-top:12px; margin-bottom:12px; margin-left:0px; margin-right:0px; -qt-block-indent:0; text-indent:0px;&quot;&gt;&lt;span style=&quot; color:#000000;&quot;&gt;Thanks to &lt;/span&gt;&lt;span style=&quot; font-weight:600; text-decoration: underline; color:#bc8942;&quot;&gt;Tomas Mecir&lt;/span&gt;&lt;span style=&quot; color:#000000;&quot;&gt; ( &lt;/span&gt;&lt;span style=&quot; color:#0000ff;&quot;&gt;kmuddy@kmuddy.com&lt;/span&gt;&lt;span style=&quot; color:#000000;&quot;&gt; ) who brought us all together and inspired us with his KMuddy project. Mudlet is using some of the telnet code he wrote for his KMuddy project ( &lt;/span&gt;&lt;a href=&quot;http://www.kmuddy.com&quot;&gt;&lt;span style=&quot; font-family:'Sans Serif'; text-decoration: underline; color:#0000ff;&quot;&gt;www.kmuddy.com&lt;/span&gt;&lt;/a&gt;&lt;span style=&quot; color:#000000;&quot;&gt; ).&lt;/span&gt;&lt;/p&gt;
+&lt;p style=&quot; margin-top:12px; margin-bottom:12px; margin-left:0px; margin-right:0px; -qt-block-indent:0; text-indent:0px;&quot;&gt;&lt;span style=&quot; color:#000000;&quot;&gt;Special thanks to &lt;/span&gt;&lt;span style=&quot; font-weight:600; text-decoration: underline; color:#bc8942;&quot;&gt;Nick Gammon&lt;/span&gt;&lt;span style=&quot; color:#000000;&quot;&gt; ( &lt;/span&gt;&lt;a href=&quot;http://www.gammon.com.au/mushclient/mushclient.htm&quot;&gt;&lt;span style=&quot; font-family:'Sans Serif'; text-decoration: underline; color:#0000ff;&quot;&gt;www.gammon.com.au/mushclient/mushclient.htm&lt;/span&gt;&lt;/a&gt;&lt;span style=&quot; color:#000000;&quot;&gt; ) for giving us some valued pieces of advice.&lt;/span&gt;&lt;/p&gt;&lt;/td&gt;&lt;/tr&gt;&lt;/table&gt;&lt;/body&gt;&lt;/html&gt;</string>
          </property>
          <property name="textInteractionFlags">
           <set>Qt::TextBrowserInteraction</set>
```
Left out of the diff: 4 changed lines with no effect on the pictures. The commit also changes 2 other files.
